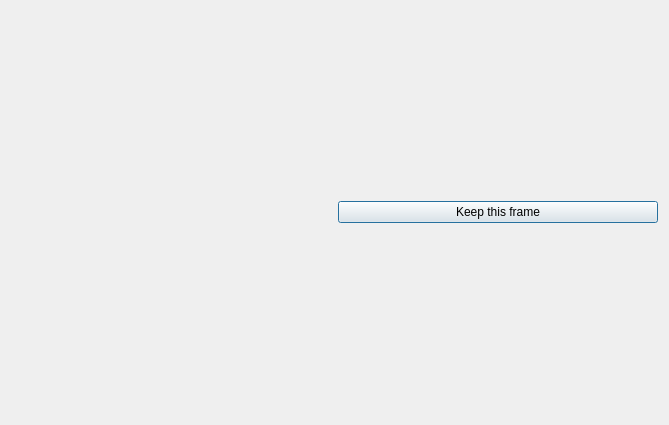
The window that Source/GUI/PerPicture.ui (bavc/qctools) describes before a commit, drawn with Qt 5.
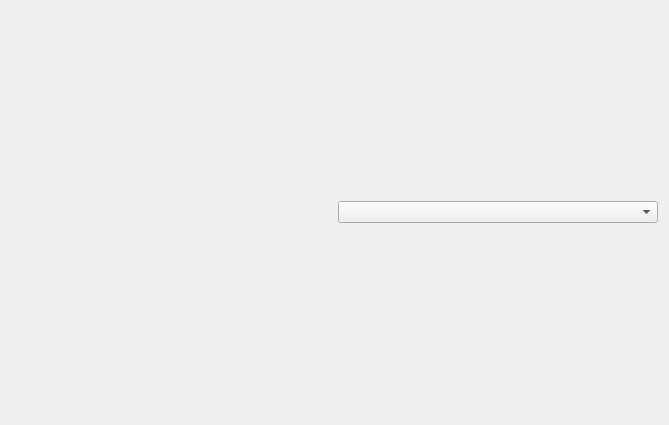
The same window after the commit.

The edit to the form file:
```diff
--- a/Source/GUI/PerPicture.ui
+++ b/Source/GUI/PerPicture.ui
@@ -26,11 +26,7 @@
      <item>
       <layout class="QVBoxLayout" name="verticalLayout">
        <item>
-        <widget class="QPushButton" name="Keep">
-         <property name="text">
-          <string>Keep this frame</string>
-         </property>
-        </widget>
+        <widget class="QComboBox" name="FiltersList"/>
        </item>
       </layout>
      </item>
```
